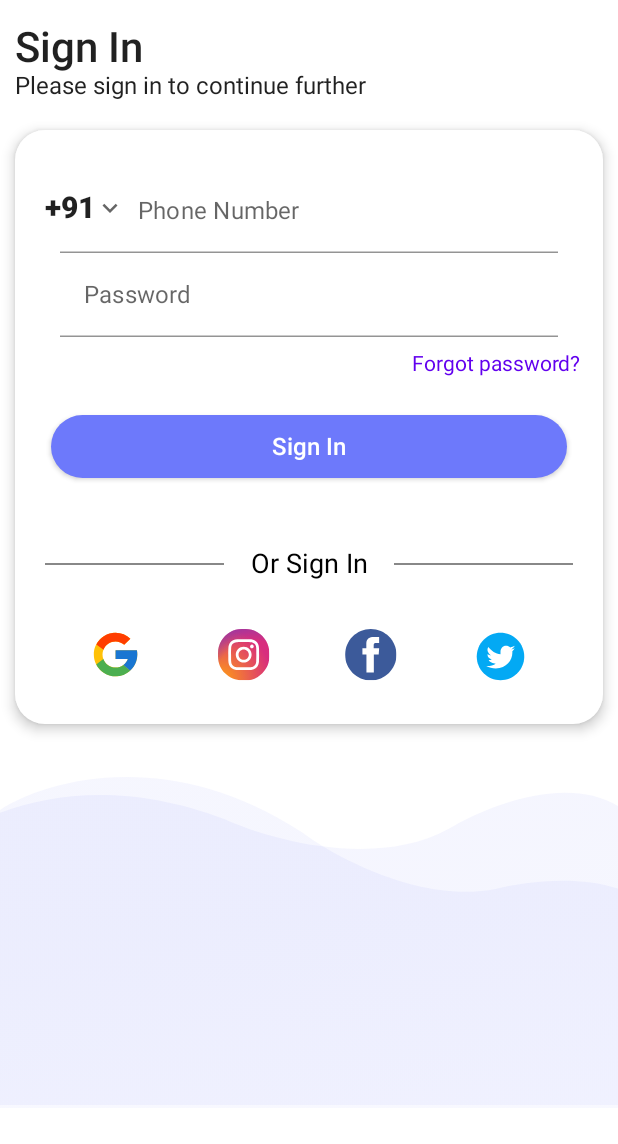
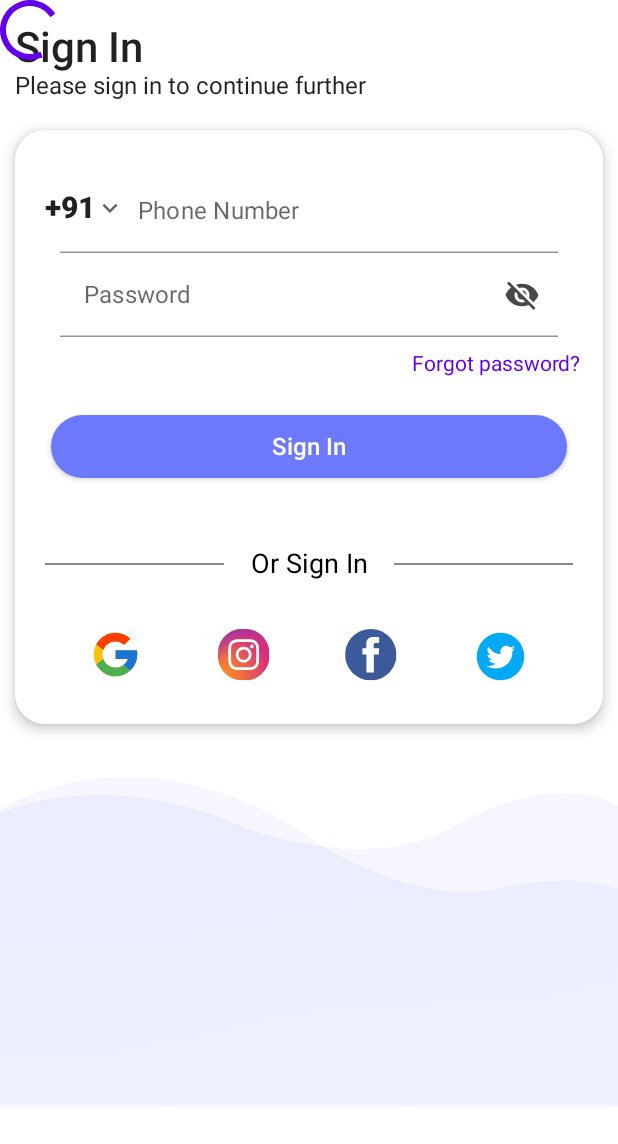
Before and after one commit to pranjul-d/HarencyComposeDemo, an Android app built with Jetpack Compose: the screen it shows after launch (BoxConstraintsActivity), on a phone screen of 412 x 824 dp. Shown: the top 1144 px of the screen. Run offline under Robolectric (Android 15) with nearby library versions, the phone set to English and light mode, and no system bars; our stand-ins replace Dagger/Hilt's generated code, constraintlayout-compose, livedata-compose.

```diff
--- a/app/src/main/java/com/macamps/harencycomposedemo/ui/login/LoginScreen.kt
+++ b/app/src/main/java/com/macamps/harencycomposedemo/ui/login/LoginScreen.kt
@@ -23,7 +23,9 @@ import androidx.compose.ui.res.stringResource
 import androidx.compose.ui.text.TextStyle
 import androidx.compose.ui.text.font.FontWeight
 import androidx.compose.ui.text.input.KeyboardType
+import androidx.compose.ui.text.input.PasswordVisualTransformation
 import androidx.compose.ui.text.input.TextFieldValue
+import androidx.compose.ui.text.input.VisualTransformation
 import androidx.compose.ui.text.style.TextAlign
 import androidx.compose.ui.unit.dp
 import androidx.compose.ui.unit.sp
@@ -47,7 +49,7 @@ fun HarencyLoginScreen(
     sharedViewModel: LoginSharedViewModel = hiltViewModel()
 ) {
     val scrollState = rememberScrollState()
-
+Box {
     Column(
         modifier = Modifier
             .fillMaxSize(1f)
@@ -90,6 +92,9 @@ fun HarencyLoginScreen(
             )
         }
     }
+    CircularProgressIndicator()
+}
+
 }
 
 @Composable
@@ -112,13 +117,17 @@ fun LoginCardView(navController: NavController, sharedViewModel: LoginSharedView
     }.value*/
     val loginResponse = sharedViewModel.loginLiveData.observeAsState()
     val value = if (country.value != null) "+${country.value?.codeTelePhone}" else "+91"
-
 //    var countryCode by remember {
 //        mutableStateOf(value)
 //    }
     var password by remember {
         mutableStateOf(TextFieldValue(""))
     }
+
+ /*   when (sharedViewModel.isVisible.value) {
+        true -> { }
+        false -> { }
+    }*/
 
     val scope = rememberCoroutineScope()
 
@@ -198,7 +207,7 @@ fun LoginCardView(navController: NavController, sharedViewModel: LoginSharedView
             TextField(
                 value = password,
                 onValueChange = {
-                    password = it
+                password = it
                 },
                 modifier = Modifier
                     .fillMaxWidth()
@@ -209,9 +218,23 @@ fun LoginCardView(navController: NavController, sharedViewModel: LoginSharedView
                         end = 20.dp
                     ),
                 placeholder = { Text("Password") },
+                visualTransformation = if (sharedViewModel.isVisible.value) VisualTransformation.None else PasswordVisualTransformation(),
+                keyboardOptions = KeyboardOptions(keyboardType = KeyboardType.Password),
                 colors = TextFieldDefaults.textFieldColors(
                     backgroundColor = Color.White
-                )
+                ),
+                trailingIcon = {
+                    val image = if (sharedViewModel.isVisible.value)
+                        painterResource(R.drawable.ic_visibility_24)
+                    else painterResource(R.drawable.ic_visibility_off_24)
+
+
+                    IconButton(onClick = {
+                        sharedViewModel.isVisible.value = !sharedViewModel.isVisible.value
+                    }) {
+                        Image(painter  = image, "")
+                    }
+                }
             )
             Text(
                 "Forgot password?",
--- a/app/src/main/java/com/macamps/harencycomposedemo/viewModel/LoginSharedViewModel.kt
+++ b/app/src/main/java/com/macamps/harencycomposedemo/viewModel/LoginSharedViewModel.kt
@@ -1,5 +1,6 @@
 package com.macamps.harencycomposedemo.viewModel
 
+import androidx.compose.runtime.mutableStateOf
 import androidx.lifecycle.*
 import com.macamps.harencycomposedemo.data.CountriesItem
 import com.macamps.harencycomposedemo.data.UserRegisterModel
@@ -20,6 +21,8 @@ class LoginSharedViewModel @Inject constructor(private val repository: LoginRepo
 
     var loginLiveData: LiveData<State<Response<UserRegisterModel>>?> = mutableLoginData
 
+    var isVisible = mutableStateOf(false)
+
 
     suspend fun login(loginRequest: HashMap<String, String?>) {
 
--- /dev/null
+++ b/app/src/main/res/drawable/ic_visibility_24.xml
@@ -0,0 +1,5 @@
+<vector android:height="24dp" android:tint="#484848"
+    android:viewportHeight="24" android:viewportWidth="24"
+    android:width="24dp" xmlns:android="http://schemas.android.com/apk/res/android">
+    <path android:fillColor="@android:color/white" android:pathData="M12,4.5C7,4.5 2.73,7.61 1,12c1.73,4.39 6,7.5 11,7.5s9.27,-3.11 11,-7.5c-1.73,-4.39 -6,-7.5 -11,-7.5zM12,17c-2.76,0 -5,-2.24 -5,-5s2.24,-5 5,-5 5,2.24 5,5 -2.24,5 -5,5zM12,9c-1.66,0 -3,1.34 -3,3s1.34,3 3,3 3,-1.34 3,-3 -1.34,-3 -3,-3z"/>
+</vector>
--- /dev/null
+++ b/app/src/main/res/drawable/ic_visibility_off_24.xml
@@ -0,0 +1,5 @@
+<vector android:height="24dp" android:tint="#484848"
+    android:viewportHeight="24" android:viewportWidth="24"
+    android:width="24dp" xmlns:android="http://schemas.android.com/apk/res/android">
+    <path android:fillColor="@android:color/white" android:pathData="M12,7c2.76,0 5,2.24 5,5 0,0.65 -0.13,1.26 -0.36,1.83l2.92,2.92c1.51,-1.26 2.7,-2.89 3.43,-4.75 -1.73,-4.39 -6,-7.5 -11,-7.5 -1.4,0 -2.74,0.25 -3.98,0.7l2.16,2.16C10.74,7.13 11.35,7 12,7zM2,4.27l2.28,2.28 0.46,0.46C3.08,8.3 1.78,10.02 1,12c1.73,4.39 6,7.5 11,7.5 1.55,0 3.03,-0.3 4.38,-0.84l0.42,0.42L19.73,22 21,20.73 3.27,3 2,4.27zM7.53,9.8l1.55,1.55c-0.05,0.21 -0.08,0.43 -0.08,0.65 0,1.66 1.34,3 3,3 0.22,0 0.44,-0.03 0.65,-0.08l1.55,1.55c-0.67,0.33 -1.41,0.53 -2.2,0.53 -2.76,0 -5,-2.24 -5,-5 0,-0.79 0.2,-1.53 0.53,-2.2zM11.84,9.02l3.15,3.15 0.02,-0.16c0,-1.66 -1.34,-3 -3,-3l-0.17,0.01z"/>
+</vector>
```
